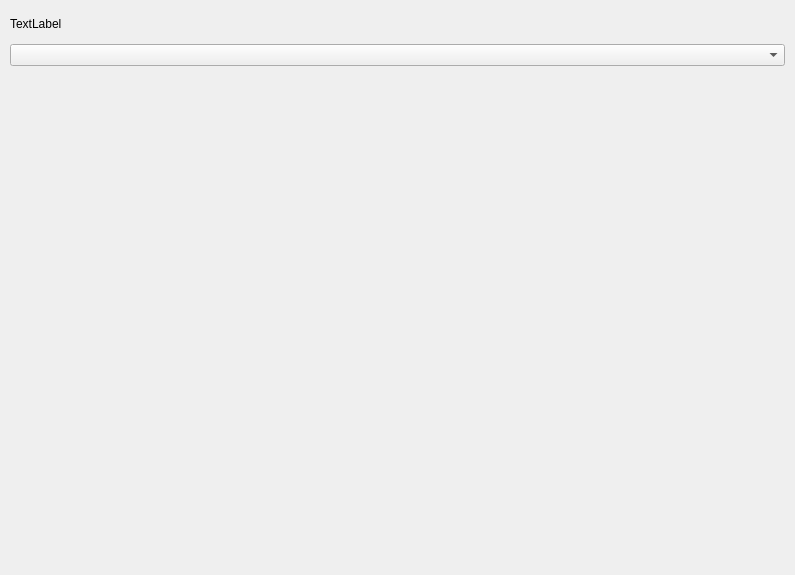
Before: the Qt Designer form plugins/network/src/tray/tray-page.ui in openeuler-mirror/kiran-control-panel, drawn with Qt 5.
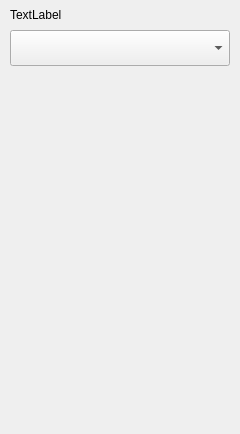
After: the same form once the commit is applied.

Commit message:
feature(network):UI adjustment and beautification of tray,and merge to control panel
- 托盘界面调整和美化
  合入控制中心

What changed in the file:
```diff
--- a/plugins/network/src/tray/tray-page.ui
+++ b/plugins/network/src/tray/tray-page.ui
@@ -6,10 +6,28 @@
    <rect>
     <x>0</x>
     <y>0</y>
-    <width>795</width>
-    <height>575</height>
+    <width>240</width>
+    <height>434</height>
    </rect>
   </property>
+  <property name="sizePolicy">
+   <sizepolicy hsizetype="Fixed" vsizetype="Preferred">
+    <horstretch>0</horstretch>
+    <verstretch>0</verstretch>
+   </sizepolicy>
+  </property>
+  <property name="minimumSize">
+   <size>
+    <width>240</width>
+    <height>0</height>
+   </size>
+  </property>
+  <property name="maximumSize">
+   <size>
+    <width>240</width>
+    <height>434</height>
+   </size>
+  </property>
   <property name="windowTitle">
    <string>TrayPage</string>
   </property>
@@ -27,12 +45,12 @@
     <number>0</number>
    </property>
    <property name="bottomMargin">
-    <number>9</number>
+    <number>0</number>
    </property>
    <item>
     <widget class="QWidget" name="selectDevicewidget" native="true">
      <property name="sizePolicy">
-      <sizepolicy hsizetype="Preferred" vsizetype="Fixed">
+      <sizepolicy hsizetype="Preferred" vsizetype="Preferred">
        <horstretch>0</horstretch>
        <verstretch>0</verstretch>
       </sizepolicy>
@@ -40,24 +58,27 @@
      <property name="minimumSize">
       <size>
        <width>0</width>
-       <height>76</height>
+       <height>0</height>
       </size>
      </property>
      <property name="maximumSize">
       <size>
        <width>16777215</width>
-       <height>76</height>
+       <height>16777215</height>
       </size>
      </property>
+     <property name="styleSheet">
+      <string notr="true"/>
+     </property>
      <layout class="QVBoxLayout" name="verticalLayout">
       <property name="spacing">
-       <number>6</number>
+       <number>8</number>
       </property>
       <property name="leftMargin">
        <number>10</number>
       </property>
       <property name="topMargin">
-       <number>10</number>
+       <number>8</number>
       </property>
       <property name="rightMargin">
        <number>10</number>
@@ -73,13 +94,36 @@
        </widget>
       </item>
       <item>
-       <widget class="QComboBox" name="deviceComboBox"/>
+       <widget class="QComboBox" name="deviceComboBox">
+        <property name="minimumSize">
+         <size>
+          <width>0</width>
+          <height>36</height>
+         </size>
+        </property>
+        <property name="maximumSize">
+         <size>
+          <width>16777215</width>
+          <height>36</height>
+         </size>
+        </property>
+       </widget>
       </item>
      </layout>
     </widget>
    </item>
    <item>
-    <widget class="QStackedWidget" name="stackedWidget"/>
+    <widget class="QStackedWidget" name="stackedWidget">
+     <property name="sizePolicy">
+      <sizepolicy hsizetype="Preferred" vsizetype="Preferred">
+       <horstretch>0</horstretch>
+       <verstretch>0</verstretch>
+      </sizepolicy>
+     </property>
+     <property name="styleSheet">
+      <string notr="true"/>
+     </property>
+    </widget>
    </item>
   </layout>
  </widget>
```
The commit also changes 48 other files.
